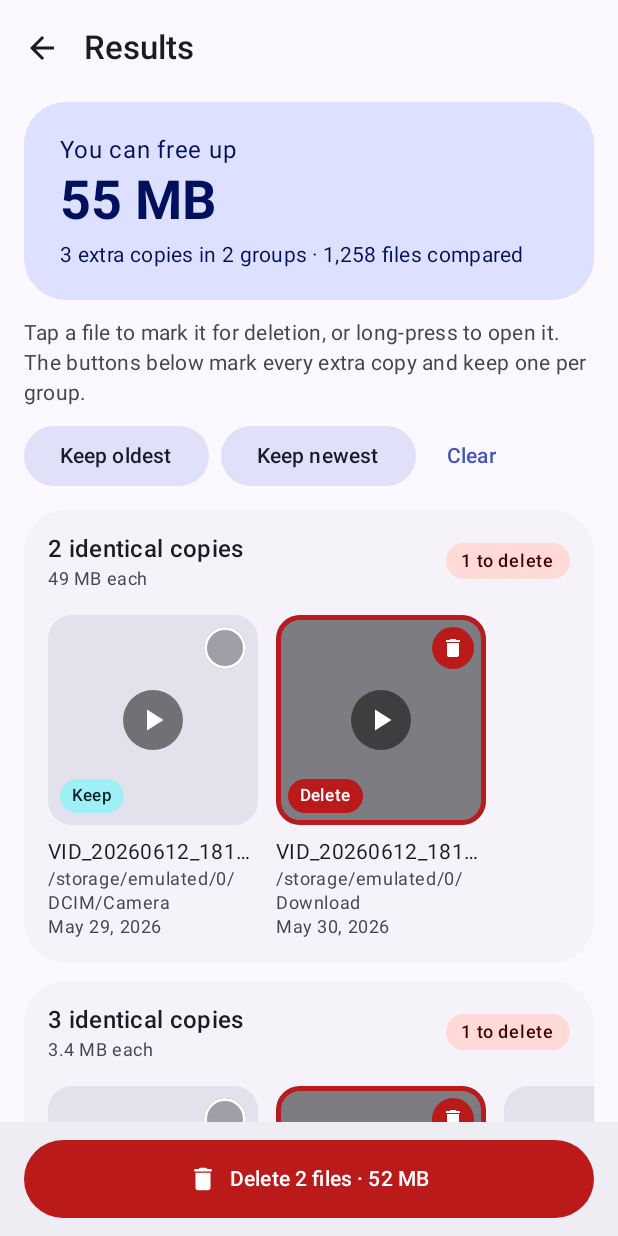
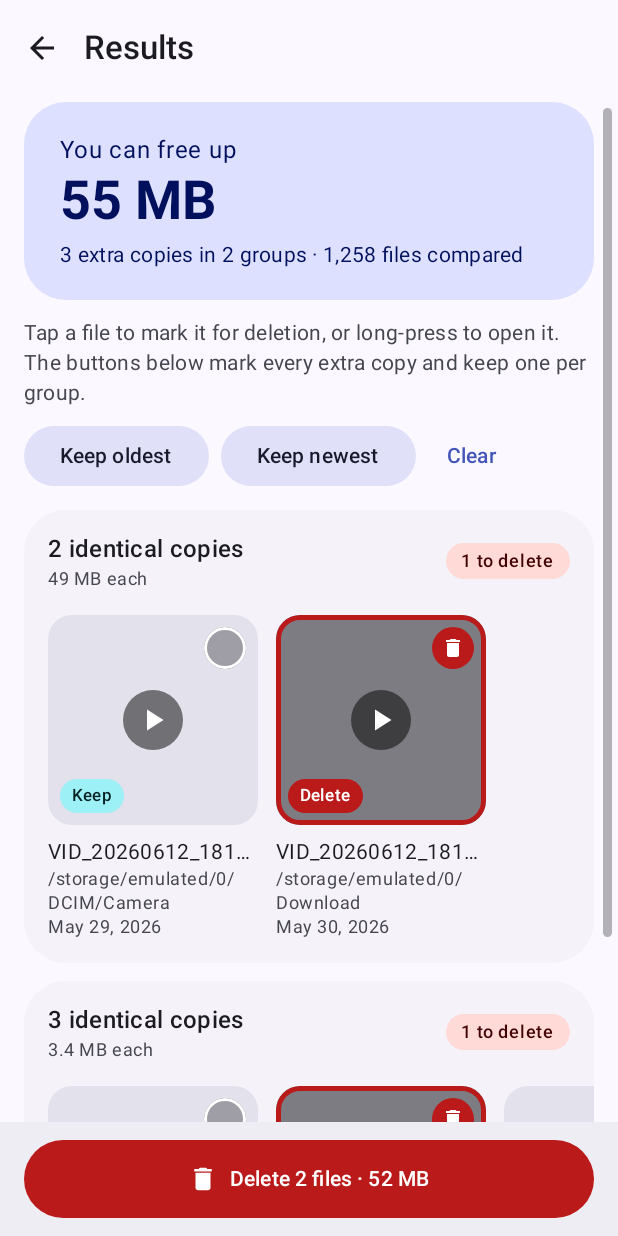
Before and after one commit to SahasPunchihewa/twin-scan, an Android app built with Jetpack Compose: the @Preview function ResultsWithDuplicatesPreview, on a phone screen of 412 x 824 dp. Run offline under Robolectric (Android 15) with nearby library versions, the phone set to English and light mode, and no system bars.

Commit message:
Add draggable fast scrollbar to the results list
Long result lists now show a scrollbar on the right edge. Dragging the
thumb jumps through the list and shows which group is in view.

Co-Authored-By: Claude Fable 5.2 <noreply@anthropic.com>

```diff
--- /dev/null
+++ b/app/src/main/java/com/sahas/twinscan/ui/FastScrollbar.kt
@@ -0,0 +1,179 @@
+package com.sahas.twinscan.ui
+
+import androidx.compose.animation.animateColorAsState
+import androidx.compose.animation.core.animateDpAsState
+import androidx.compose.foundation.background
+import androidx.compose.foundation.gestures.Orientation
+import androidx.compose.foundation.gestures.draggable
+import androidx.compose.foundation.gestures.rememberDraggableState
+import androidx.compose.foundation.layout.Box
+import androidx.compose.foundation.layout.fillMaxHeight
+import androidx.compose.foundation.layout.height
+import androidx.compose.foundation.layout.offset
+import androidx.compose.foundation.layout.padding
+import androidx.compose.foundation.layout.width
+import androidx.compose.foundation.layout.wrapContentWidth
+import androidx.compose.foundation.lazy.LazyListState
+import androidx.compose.foundation.shape.CircleShape
+import androidx.compose.material3.MaterialTheme
+import androidx.compose.material3.Surface
+import androidx.compose.material3.Text
+import androidx.compose.runtime.Composable
+import androidx.compose.runtime.derivedStateOf
+import androidx.compose.runtime.getValue
+import androidx.compose.runtime.mutableFloatStateOf
+import androidx.compose.runtime.mutableStateOf
+import androidx.compose.runtime.remember
+import androidx.compose.runtime.setValue
+import androidx.compose.ui.Alignment
+import androidx.compose.ui.Modifier
+import androidx.compose.ui.layout.onSizeChanged
+import androidx.compose.ui.platform.LocalDensity
+import androidx.compose.ui.semantics.clearAndSetSemantics
+import androidx.compose.ui.unit.IntOffset
+import androidx.compose.ui.unit.dp
+import kotlin.math.roundToInt
+
+private val TouchWidth = 28.dp
+private val MinThumbHeight = 56.dp
+
+/**
+ * A draggable scrollbar for long lists. Lay it over the list, aligned to the end edge:
+ * it follows the list as it scrolls, and dragging the thumb jumps through the list quickly.
+ * It draws nothing when the whole list fits on screen.
+ *
+ * @param label text shown beside the thumb while dragging, given the first visible item index.
+ */
+@Composable
+fun FastScrollbar(
+    state: LazyListState,
+    modifier: Modifier = Modifier,
+    label: ((firstVisibleIndex: Int) -> String?)? = null,
+) {
+    val metrics by remember(state) { derivedStateOf { scrollMetrics(state) } }
+    val m = metrics ?: return
+    if (m.maxScroll <= 0f) return
+
+    val density = LocalDensity.current
+    var trackPx by remember { mutableFloatStateOf(0f) }
+    // Non-null while the user is dragging; the thumb then follows the finger exactly.
+    var dragOffset by remember { mutableStateOf<Float?>(null) }
+    val dragging = dragOffset != null
+
+    val minThumbPx = with(density) { MinThumbHeight.toPx() }
+    val thumbPx = (trackPx * m.visibleItems / m.total).coerceAtLeast(minThumbPx).coerceAtMost(trackPx)
+    val travel = (trackPx - thumbPx).coerceAtLeast(1f)
+    val thumbOffset = dragOffset ?: (m.progress * travel)
+
+    val draggableState = rememberDraggableState { delta ->
+        val newOffset = ((dragOffset ?: thumbOffset) + delta).coerceIn(0f, travel)
+        dragOffset = newOffset
+        val target = newOffset / travel * m.maxScroll
+        val index = target.toInt().coerceIn(0, m.total - 1)
+        state.requestScrollToItem(index, ((target - index) * m.averageItemPx).roundToInt())
+    }
+
+    val active = dragging || state.isScrollInProgress
+    val colors = MaterialTheme.colorScheme
+    val thumbColor by animateColorAsState(
+        targetValue = when {
+            dragging -> colors.primary
+            active -> colors.onSurfaceVariant.copy(alpha = 0.75f)
+            else -> colors.onSurfaceVariant.copy(alpha = 0.4f)
+        },
+        label = "thumbColor",
+    )
+    val thumbWidth by animateDpAsState(if (dragging) 10.dp else 6.dp, label = "thumbWidth")
+
+    Box(
+        modifier = modifier
+            .fillMaxHeight()
+            .width(TouchWidth)
+            .onSizeChanged { trackPx = it.height.toFloat() }
+            // Purely a touch affordance; the list itself is already scrollable for accessibility.
+            .clearAndSetSemantics {},
+    ) {
+        if (trackPx <= 0f) return@Box
+
+        // Wide invisible touch target with a slim visible thumb at its edge.
+        Box(
+            modifier = Modifier
+                .offset { IntOffset(0, thumbOffset.roundToInt()) }
+                .width(TouchWidth)
+                .height(with(density) { thumbPx.toDp() })
+                .draggable(
+                    state = draggableState,
+                    orientation = Orientation.Vertical,
+                    onDragStarted = { dragOffset = thumbOffset },
+                    onDragStopped = { dragOffset = null },
+                ),
+            contentAlignment = Alignment.CenterEnd,
+        ) {
+            Box(
+                Modifier
+                    .padding(end = 4.dp)
+                    .width(thumbWidth)
+                    .fillMaxHeight()
+                    .background(thumbColor, CircleShape)
+            )
+        }
+
+        val text = if (dragging) label?.invoke(state.firstVisibleItemIndex) else null
+        if (text != null) {
+            Surface(
+                color = colors.inverseSurface,
+                contentColor = colors.inverseOnSurface,
+                shape = CircleShape,
+                shadowElevation = 4.dp,
+                modifier = Modifier
+                    .offset { IntOffset(-TouchWidth.roundToPx(), (thumbOffset + thumbPx / 2).roundToInt() - 18.dp.roundToPx()) }
+                    .wrapContentWidth(align = Alignment.End, unbounded = true),
+            ) {
+                Text(
+                    text = text,
+                    style = MaterialTheme.typography.labelLarge,
+                    maxLines = 1,
+                    modifier = Modifier.padding(horizontal = 14.dp, vertical = 8.dp),
+                )
+            }
+        }
+    }
+}
+
+/** Scroll position measured in items, which stays meaningful when item heights differ. */
+private class ScrollMetrics(
+    val total: Int,
+    val visibleItems: Float,
+    val scrolledItems: Float,
+    val averageItemPx: Float,
+) {
+    val maxScroll: Float get() = (total - visibleItems).coerceAtLeast(0f)
+    val progress: Float get() = if (maxScroll <= 0f) 0f else (scrolledItems / maxScroll).coerceIn(0f, 1f)
+}
+
+private fun scrollMetrics(state: LazyListState): ScrollMetrics? {
+    val layout = state.layoutInfo
+    val items = layout.visibleItemsInfo
+    if (items.isEmpty() || layout.totalItemsCount == 0) return null
+
+    var visible = 0f
+    var sizeSum = 0
+    for (item in items) {
+        if (item.size <= 0) continue
+        val top = maxOf(item.offset, layout.viewportStartOffset)
+        val bottom = minOf(item.offset + item.size, layout.viewportEndOffset)
+        visible += (bottom - top).coerceAtLeast(0).toFloat() / item.size
+        sizeSum += item.size
+    }
+    val first = items.first()
+    val hiddenPartOfFirst = if (first.size > 0) {
+        (layout.viewportStartOffset - first.offset).coerceAtLeast(0).toFloat() / first.size
+    } else 0f
+
+    return ScrollMetrics(
+        total = layout.totalItemsCount,
+        visibleItems = visible,
+        scrolledItems = first.index + hiddenPartOfFirst,
+        averageItemPx = sizeSum.toFloat() / items.size,
+    )
+}
--- a/app/src/main/java/com/sahas/twinscan/ui/ResultsScreen.kt
+++ b/app/src/main/java/com/sahas/twinscan/ui/ResultsScreen.kt
@@ -25,6 +25,7 @@ import androidx.compose.foundation.layout.width
 import androidx.compose.foundation.lazy.LazyColumn
 import androidx.compose.foundation.lazy.LazyRow
 import androidx.compose.foundation.lazy.items
+import androidx.compose.foundation.lazy.rememberLazyListState
 import androidx.compose.foundation.shape.CircleShape
 import androidx.compose.material3.AlertDialog
 import androidx.compose.material3.Button
@@ -63,6 +64,9 @@ import com.sahas.twinscan.data.MediaItem
 import com.sahas.twinscan.ui.theme.TwinScanTheme
 import java.text.DateFormat
 import java.util.Date
+
+/** Summary card and quick-select row that sit above the duplicate groups in the list. */
+private const val RESULT_HEADER_ITEMS = 2
 
 @OptIn(ExperimentalMaterial3Api::class)
 @Composable
@@ -116,8 +120,12 @@ fun ResultsScreen(
                 Button(onClick = viewModel::backToPicker) { Text("Scan other folders") }
             }
         } else {
+            val listState = rememberLazyListState()
+            val groupCount = state.groups.size
+            Box(Modifier.fillMaxSize().padding(padding)) {
                 LazyColumn(
-                modifier = Modifier.fillMaxSize().padding(padding),
+                    state = listState,
+                    modifier = Modifier.fillMaxSize(),
                     contentPadding = PaddingValues(start = 16.dp, end = 16.dp, top = 4.dp, bottom = 16.dp),
                     verticalArrangement = Arrangement.spacedBy(12.dp),
                 ) {
@@ -132,6 +140,15 @@ fun ResultsScreen(
                             modifier = Modifier.animateItem(),
                         )
                     }
+                }
+                FastScrollbar(
+                    state = listState,
+                    modifier = Modifier.align(Alignment.CenterEnd).padding(vertical = 8.dp),
+                    // The two header rows come before the first group.
+                    label = { index ->
+                        "Group ${(index - RESULT_HEADER_ITEMS + 1).coerceIn(1, groupCount)} of $groupCount"
+                    },
+                )
             }
         }
     }
```
Lines whose indentation alone changed are shown as unchanged.
